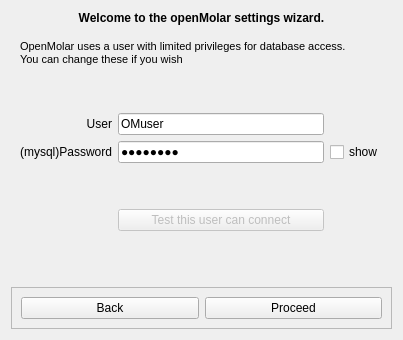
The window that src/openmolar/qt-designer/newSetup.ui (rowinggolfer/openmolar1) describes before a commit, drawn with Qt 5.
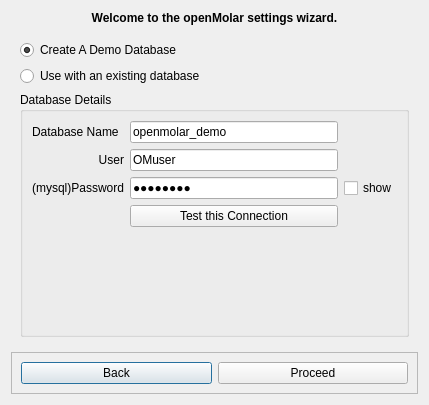
The same window after the commit. The open tabs and pages were chosen to show the change.

```diff
--- a/src/openmolar/qt-designer/newSetup.ui
+++ b/src/openmolar/qt-designer/newSetup.ui
@@ -6,8 +6,8 @@
    <rect>
     <x>0</x>
     <y>0</y>
-    <width>403</width>
-    <height>340</height>
+    <width>429</width>
+    <height>405</height>
    </rect>
   </property>
   <property name="windowTitle">
@@ -33,23 +33,10 @@
    <item>
     <widget class="QStackedWidget" name="stackedWidget">
      <property name="currentIndex">
-      <number>0</number>
+      <number>4</number>
      </property>
      <widget class="QWidget" name="page">
       <layout class="QVBoxLayout" name="verticalLayout_3">
-       <item>
-        <spacer name="verticalSpacer_9">
-         <property name="orientation">
-          <enum>Qt::Vertical</enum>
-         </property>
-         <property name="sizeHint" stdset="0">
-          <size>
-           <width>20</width>
-           <height>40</height>
-          </size>
-         </property>
-        </spacer>
-       </item>
        <item>
         <widget class="QLabel" name="label_7">
          <property name="minimumSize">
@@ -59,7 +46,14 @@
           </size>
          </property>
          <property name="text">
-          <string>This will set your system password, configure your mysql server, and install a small demo database if required.</string>
+          <string>&lt;!DOCTYPE HTML PUBLIC &quot;-//W3C//DTD HTML 4.0//EN&quot; &quot;http://www.w3.org/TR/REC-html40/strict.dtd&quot;&gt;
+&lt;html&gt;&lt;head&gt;&lt;meta name=&quot;qrichtext&quot; content=&quot;1&quot; /&gt;&lt;style type=&quot;text/css&quot;&gt;
+p, li { white-space: pre-wrap; }
+&lt;/style&gt;&lt;/head&gt;&lt;body style=&quot; font-family:'Droid Sans'; font-size:8pt; font-weight:400; font-style:normal;&quot;&gt;
+&lt;p style=&quot; margin-top:0px; margin-bottom:0px; margin-left:0px; margin-right:0px; -qt-block-indent:0; text-indent:0px;&quot;&gt;This first run application will &lt;/p&gt;
+&lt;ul style=&quot;-qt-list-indent: 1;&quot;&gt;&lt;li style=&quot; margin-top:12px; margin-bottom:0px; margin-left:0px; margin-right:0px; -qt-block-indent:0; text-indent:0px;&quot;&gt;set your system password&lt;/li&gt;
+&lt;li style=&quot; margin-top:0px; margin-bottom:0px; margin-left:0px; margin-right:0px; -qt-block-indent:0; text-indent:0px;&quot;&gt;make this client aware of your mysql server settings&lt;/li&gt;
+&lt;li style=&quot; margin-top:0px; margin-bottom:12px; margin-left:0px; margin-right:0px; -qt-block-indent:0; text-indent:0px;&quot;&gt;install a small (4 patient) demo database if required.&lt;/li&gt;&lt;/ul&gt;&lt;/body&gt;&lt;/html&gt;</string>
          </property>
          <property name="alignment">
           <set>Qt::AlignLeading|Qt::AlignLeft|Qt::AlignVCenter</set>
@@ -69,6 +63,16 @@
          </property>
         </widget>
        </item>
+       <item>
+        <widget class="QLabel" name="sysAdvice_label">
+         <property name="text">
+          <string>TextLabel</string>
+         </property>
+         <property name="wordWrap">
+          <bool>true</bool>
+         </property>
+        </widget>
+       </item>
        <item>
         <spacer name="verticalSpacer_8">
          <property name="orientation">
@@ -184,7 +188,7 @@
      </widget>
      <widget class="QWidget" name="page_3">
       <layout class="QGridLayout" name="gridLayout_2">
-       <item row="0" column="0" colspan="2">
+       <item row="0" column="0" colspan="3">
         <widget class="QLabel" name="label_13">
          <property name="enabled">
           <bool>true</bool>
@@ -202,7 +206,7 @@
           </font>
          </property>
          <property name="text">
-          <string>Where is your mysql server located?</string>
+          <string>Where is your mysql server located?  **</string>
          </property>
          <property name="alignment">
           <set>Qt::AlignLeading|Qt::AlignLeft|Qt::AlignVCenter</set>
@@ -225,7 +229,7 @@
          </property>
         </widget>
        </item>
-       <item row="1" column="1">
+       <item row="1" column="2">
         <widget class="QLineEdit" name="host_lineEdit">
          <property name="enabled">
           <bool>true</bool>
@@ -254,7 +258,7 @@
          </property>
         </widget>
        </item>
-       <item row="2" column="1">
+       <item row="2" column="2">
         <widget class="QLineEdit" name="port_lineEdit">
          <property name="enabled">
           <bool>true</bool>
@@ -270,24 +274,20 @@
          </property>
         </widget>
        </item>
-       <item row="4" column="0" colspan="2">
-        <widget class="QRadioButton" name="createDemo_radioButton">
+       <item row="4" column="0" colspan="3">
+        <widget class="QLabel" name="label_9">
          <property name="text">
-          <string>Create A Demo Database</string>
+          <string>** If you do not have a mysql server on your network, please quit this setup, and install mysql server now.
+
+If you are a debian or ubuntu user, &quot;sudo apt-get install mysql-server&quot;
+and make a note of the root password you create during set up. </string>
          </property>
-         <property name="checked">
+         <property name="wordWrap">
           <bool>true</bool>
          </property>
         </widget>
        </item>
-       <item row="5" column="0" colspan="2">
-        <widget class="QRadioButton" name="existingDB_radioButton">
-         <property name="text">
-          <string>Use with an existing database</string>
-         </property>
-        </widget>
-       </item>
-       <item row="7" column="0">
+       <item row="3" column="2">
         <spacer name="verticalSpacer_2">
          <property name="orientation">
           <enum>Qt::Vertical</enum>
@@ -300,75 +300,23 @@
          </property>
         </spacer>
        </item>
-       <item row="6" column="1">
+      </layout>
+     </widget>
+     <widget class="QWidget" name="page_4">
+      <layout class="QGridLayout" name="gridLayout_3">
+       <item row="4" column="0" rowspan="2" colspan="2">
         <widget class="QGroupBox" name="groupBox">
          <property name="enabled">
           <bool>true</bool>
          </property>
          <property name="title">
-          <string>Database Name</string>
+          <string>Database Details</string>
          </property>
          <property name="flat">
           <bool>false</bool>
          </property>
-         <layout class="QHBoxLayout" name="horizontalLayout_2">
-          <item>
-           <widget class="QLineEdit" name="database_lineEdit">
-            <property name="enabled">
-             <bool>true</bool>
-            </property>
-            <property name="minimumSize">
-             <size>
-              <width>100</width>
-              <height>0</height>
-             </size>
-            </property>
-            <property name="text">
-             <string notr="true">openmolar_demo</string>
-            </property>
-           </widget>
-          </item>
-         </layout>
-        </widget>
-       </item>
-       <item row="3" column="0" colspan="2">
-        <widget class="Line" name="line">
-         <property name="orientation">
-          <enum>Qt::Horizontal</enum>
-         </property>
-        </widget>
-       </item>
-      </layout>
-     </widget>
-     <widget class="QWidget" name="page_4">
-      <layout class="QGridLayout" name="gridLayout_3">
-       <item row="0" column="0" colspan="3">
-        <widget class="QLabel" name="label_9">
-         <property name="enabled">
-          <bool>true</bool>
-         </property>
-         <property name="font">
-          <font>
-           <weight>50</weight>
-           <bold>false</bold>
-          </font>
-         </property>
-         <property name="text">
-          <string>&lt;!DOCTYPE HTML PUBLIC &quot;-//W3C//DTD HTML 4.0//EN&quot; &quot;http://www.w3.org/TR/REC-html40/strict.dtd&quot;&gt;
-&lt;html&gt;&lt;head&gt;&lt;meta name=&quot;qrichtext&quot; content=&quot;1&quot; /&gt;&lt;style type=&quot;text/css&quot;&gt;
-p, li { white-space: pre-wrap; }
-&lt;/style&gt;&lt;/head&gt;&lt;body style=&quot; font-family:'Droid Sans'; font-size:8pt; font-weight:400; font-style:normal;&quot;&gt;
-&lt;p style=&quot; margin-top:0px; margin-bottom:0px; margin-left:0px; margin-right:0px; -qt-block-indent:0; text-indent:0px;&quot;&gt;OpenMolar uses a user with limited privileges for database access.&lt;br /&gt;You can change these if you wish&lt;/p&gt;&lt;/body&gt;&lt;/html&gt;</string>
-         </property>
-         <property name="alignment">
-          <set>Qt::AlignLeading|Qt::AlignLeft|Qt::AlignVCenter</set>
-         </property>
-         <property name="wordWrap">
-          <bool>true</bool>
-         </property>
-        </widget>
-       </item>
-       <item row="3" column="0">
+         <layout class="QGridLayout" name="gridLayout_5">
+          <item row="2" column="0">
         <widget class="QLabel" name="label_2">
          <property name="enabled">
           <bool>true</bool>
@@ -381,7 +329,7 @@
          </property>
         </widget>
        </item>
-       <item row="3" column="1">
+          <item row="2" column="2">
         <widget class="QLineEdit" name="user_lineEdit">
          <property name="enabled">
           <bool>true</bool>
@@ -397,7 +345,7 @@
          </property>
         </widget>
        </item>
-       <item row="4" column="0">
+          <item row="3" column="0">
         <widget class="QLabel" name="label_3">
          <property name="enabled">
           <bool>true</bool>
@@ -410,7 +358,7 @@
          </property>
         </widget>
        </item>
-       <item row="4" column="1">
+          <item row="3" column="2">
         <widget class="QLineEdit" name="password_lineEdit">
          <property name="enabled">
           <bool>true</bool>
@@ -429,7 +377,7 @@
          </property>
         </widget>
        </item>
-       <item row="4" column="2">
+          <item row="3" column="3">
         <widget class="QCheckBox" name="dbpassword_checkBox">
          <property name="enabled">
           <bool>true</bool>
@@ -442,47 +390,44 @@
          </property>
         </widget>
        </item>
-       <item row="7" column="1">
-        <spacer name="verticalSpacer_3">
-         <property name="orientation">
-          <enum>Qt::Vertical</enum>
-         </property>
-         <property name="sizeHint" stdset="0">
+          <item row="1" column="2">
+           <widget class="QLineEdit" name="database_lineEdit">
+            <property name="enabled">
+             <bool>true</bool>
+            </property>
+            <property name="minimumSize">
           <size>
-           <width>20</width>
-           <height>40</height>
-          </size>
-         </property>
-        </spacer>
-       </item>
-       <item row="5" column="1">
-        <spacer name="verticalSpacer_10">
-         <property name="orientation">
-          <enum>Qt::Vertical</enum>
-         </property>
-         <property name="sizeHint" stdset="0">
-          <size>
-           <width>20</width>
-           <height>40</height>
-          </size>
-         </property>
-        </spacer>
-       </item>
-       <item row="6" column="1">
+              <width>100</width>
+              <height>0</height>
+             </size>
+            </property>
+            <property name="text">
+             <string notr="true">openmolar_demo</string>
+            </property>
+           </widget>
+          </item>
+          <item row="1" column="0">
+           <widget class="QLabel" name="label_4">
+            <property name="text">
+             <string>Database Name</string>
+            </property>
+           </widget>
+          </item>
+          <item row="4" column="2">
         <widget class="QPushButton" name="testDB_pushButton">
          <property name="enabled">
-          <bool>false</bool>
+             <bool>true</bool>
          </property>
          <property name="focusPolicy">
-          <enum>Qt::StrongFocus</enum>
+             <enum>Qt::NoFocus</enum>
          </property>
          <property name="text">
-          <string>Test this user can connect</string>
+             <string>Test this Connection</string>
          </property>
         </widget>
        </item>
-       <item row="2" column="1">
-        <spacer name="verticalSpacer_11">
+          <item row="5" column="2">
+           <spacer name="verticalSpacer_3">
          <property name="orientation">
           <enum>Qt::Vertical</enum>
          </property>
@@ -493,6 +438,26 @@
           </size>
          </property>
         </spacer>
+          </item>
+         </layout>
+        </widget>
+       </item>
+       <item row="0" column="0">
+        <widget class="QRadioButton" name="createDemo_radioButton">
+         <property name="text">
+          <string>Create A Demo Database</string>
+         </property>
+         <property name="checked">
+          <bool>true</bool>
+         </property>
+        </widget>
+       </item>
+       <item row="1" column="0">
+        <widget class="QRadioButton" name="existingDB_radioButton">
+         <property name="text">
+          <string>Use with an existing database</string>
+         </property>
+        </widget>
        </item>
       </layout>
      </widget>
```
Lines whose indentation alone changed are shown as unchanged.
